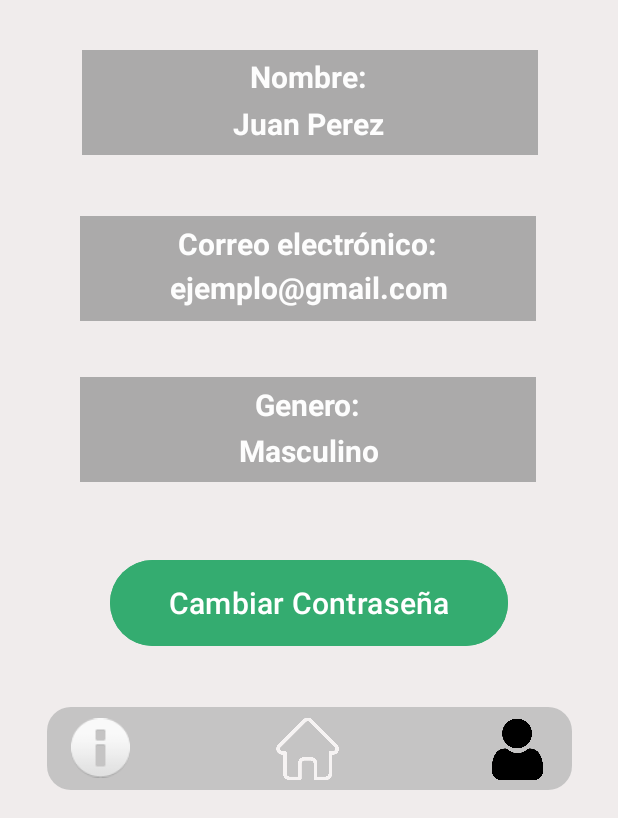
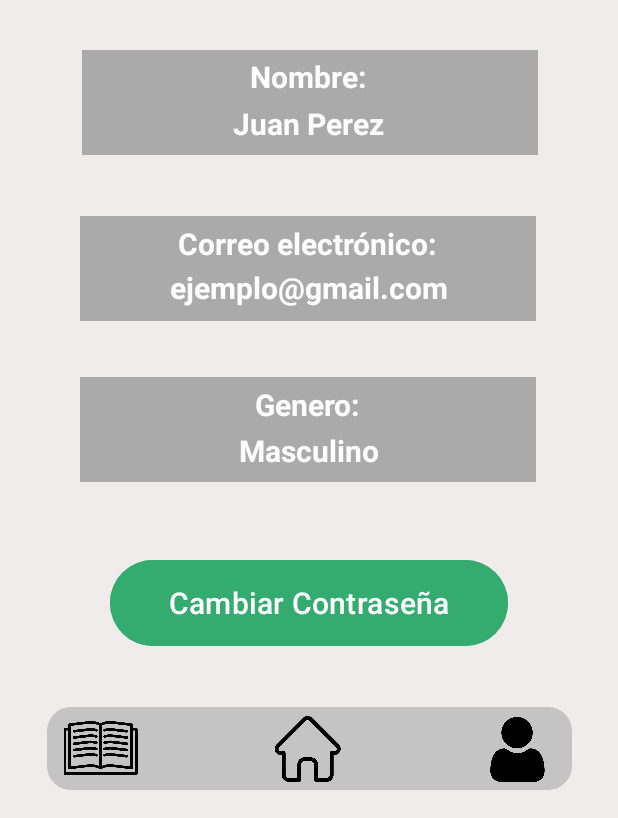
Before and after one commit to JANIER-VSQZ/UbicaTuPunto, an Android app: the Profile screen opened directly, with no data from a screen before it, on a phone screen of 412 x 824 dp, the part 418-1236 px from its top. Run offline under Robolectric (Android 15) with nearby library versions, the phone set to English and light mode, and no system bars.

Commit message:
asignacion de botones

```diff
--- a/app/src/main/java/com/example/appubicatupunto/MainActivity.java
+++ b/app/src/main/java/com/example/appubicatupunto/MainActivity.java
@@ -21,4 +21,5 @@ public class MainActivity extends AppCompatActivity {
             return insets;
         });
     }
+
 }
--- a/app/src/main/res/layout/activity_mision.xml
+++ b/app/src/main/res/layout/activity_mision.xml
@@ -89,8 +89,8 @@
 
     <ImageButton
         android:id="@+id/imageButton1"
-        android:layout_width="51dp"
-        android:layout_height="44dp"
+        android:layout_width="45dp"
+        android:layout_height="37dp"
         android:adjustViewBounds="true"
         android:background="@android:color/transparent"
         android:scaleType="fitCenter"
--- a/app/src/main/res/layout/activity_profile.xml
+++ b/app/src/main/res/layout/activity_profile.xml
@@ -9,7 +9,7 @@
     tools:context=".Profile">
 
     <View
-        android:id="@+id/view12"
+        android:id="@+id/view6"
         android:layout_width="350dp"
         android:layout_height="55dp"
         android:background="@drawable/rounded_corners_exp_bar"
@@ -21,34 +21,13 @@
         app:layout_constraintVertical_bias="0.976" />
 
     <ImageButton
-        android:id="@+id/imageButton4"
-        android:layout_width="67dp"
-        android:layout_height="49dp"
-        android:adjustViewBounds="true"
-        android:background="@android:color/transparent"
-        android:onClick="Mision"
-        android:scaleType="fitCenter"
-        android:scaleX="0.80"
-        android:scaleY="0.80"
-        app:layout_constraintBottom_toBottomOf="parent"
-        app:layout_constraintEnd_toEndOf="parent"
-        app:layout_constraintHorizontal_bias="0.097"
-        app:layout_constraintStart_toStartOf="parent"
-        app:layout_constraintTop_toTopOf="parent"
-        app:layout_constraintVertical_bias="0.972"
-        app:srcCompat="@android:drawable/ic_dialog_info" />
-
-    <ImageButton
-        android:id="@+id/imageButton5"
+        android:id="@+id/imageButton6"
         android:layout_width="51dp"
         android:layout_height="44dp"
         android:adjustViewBounds="true"
         android:background="@android:color/transparent"
         android:onClick="Menu"
         android:scaleType="fitCenter"
-        android:scaleX="0.95"
-        android:scaleY="0.95"
-        android:tint="#F6F3F3"
         app:layout_constraintBottom_toBottomOf="parent"
         app:layout_constraintEnd_toEndOf="parent"
         app:layout_constraintHorizontal_bias="0.498"
@@ -58,15 +37,28 @@
         app:srcCompat="@mipmap/home" />
 
     <ImageButton
-        android:id="@+id/imageButton6"
+        android:id="@+id/imageButton4"
+        android:layout_width="67dp"
+        android:layout_height="49dp"
+        android:adjustViewBounds="true"
+        android:background="@android:color/transparent"
+        android:onClick="Mision"
+        android:scaleType="fitCenter"
+        app:layout_constraintBottom_toBottomOf="parent"
+        app:layout_constraintEnd_toEndOf="parent"
+        app:layout_constraintHorizontal_bias="0.097"
+        app:layout_constraintStart_toStartOf="parent"
+        app:layout_constraintTop_toTopOf="parent"
+        app:layout_constraintVertical_bias="0.972"
+        app:srcCompat="@mipmap/book" />
+
+    <ImageButton
+        android:id="@+id/imageButton5"
         android:layout_width="59dp"
         android:layout_height="43dp"
         android:adjustViewBounds="true"
         android:background="@android:color/transparent"
         android:scaleType="fitCenter"
-        android:scaleX="0.95"
-        android:scaleY="0.95"
-        android:tint="#000000"
         app:layout_constraintBottom_toBottomOf="parent"
         app:layout_constraintEnd_toEndOf="parent"
         app:layout_constraintHorizontal_bias="0.894"
```
Also changed, not shown: app/src/main/AndroidManifest.xml (+11 -2 lines).
